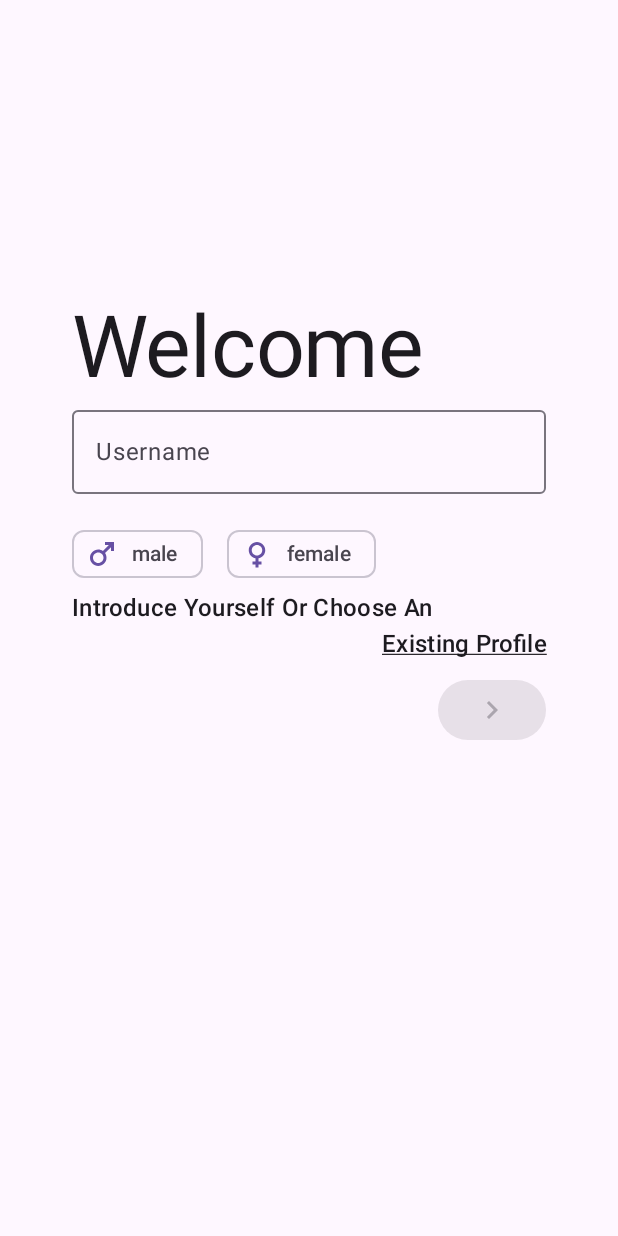
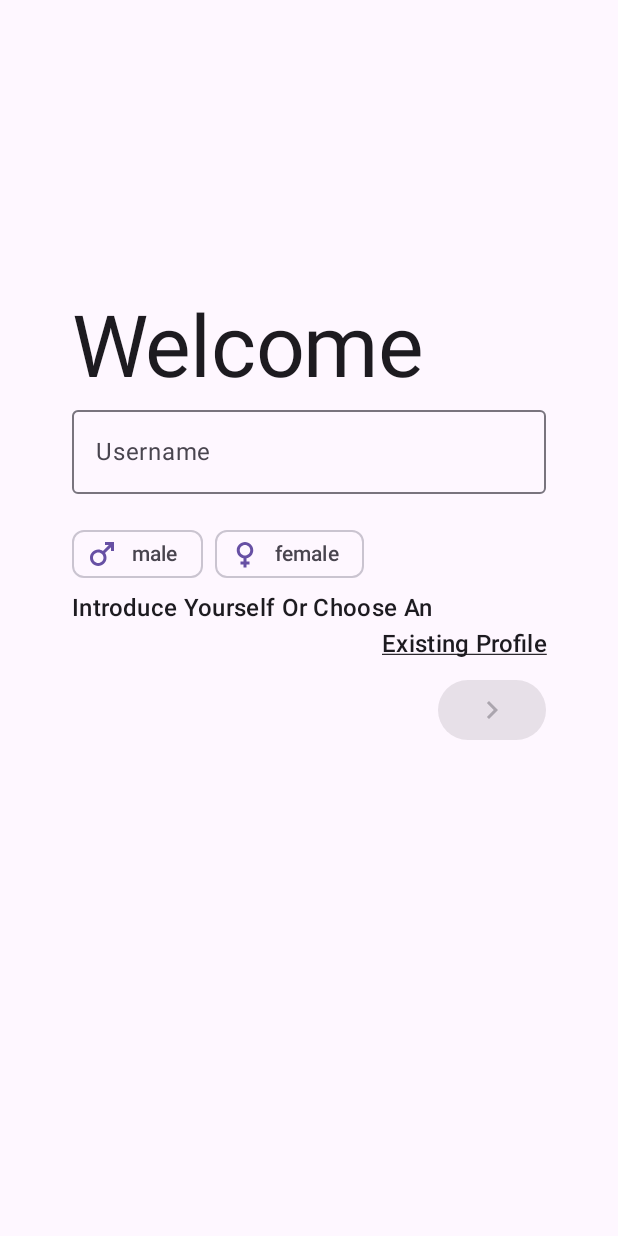
Before and after one commit to sebastianmartii/FitnessApp, an Android app built with Jetpack Compose: the screen it shows after launch (MainActivity), on a phone screen of 412 x 824 dp. Run offline under Robolectric (Android 15) with nearby library versions, the light colour scheme and no system bars; our stand-ins replace Dagger/Hilt's generated code, Room's generated code.

Commit message:
change space between gender chips from 16 to 8

```diff
--- a/app/src/main/java/com/example/fitnessapp/profile_feature/presentation/sign_in/IntroductionScreen.kt
+++ b/app/src/main/java/com/example/fitnessapp/profile_feature/presentation/sign_in/IntroductionScreen.kt
@@ -106,7 +106,7 @@ fun IntroductionScreen(
                         }
                     )
                 }
-                Spacer(modifier = Modifier.width(16.dp))
+                Spacer(modifier = Modifier.width(8.dp))
                 Gender.FEMALE.also {
                     FilterChip(
                         selected = gender == it,
```
